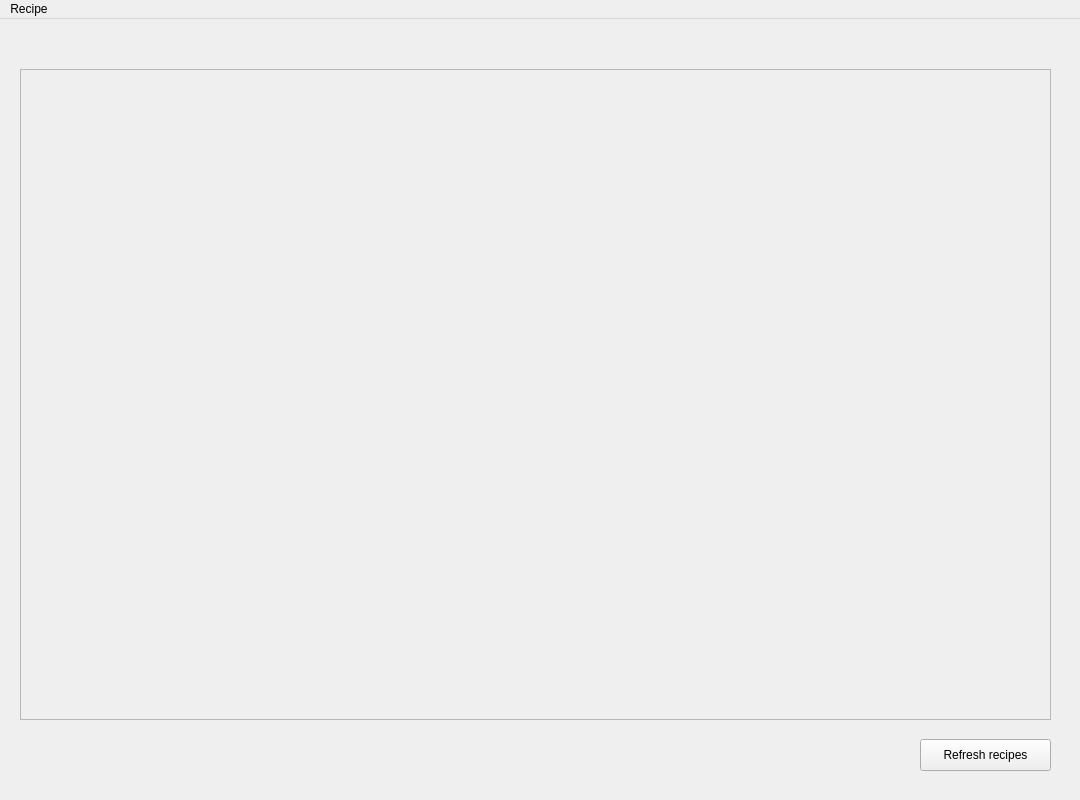
Above: qt/MainWindow.ui from Quentin-Gillet/qt-recipe-app before the change. Below: the same form after it.
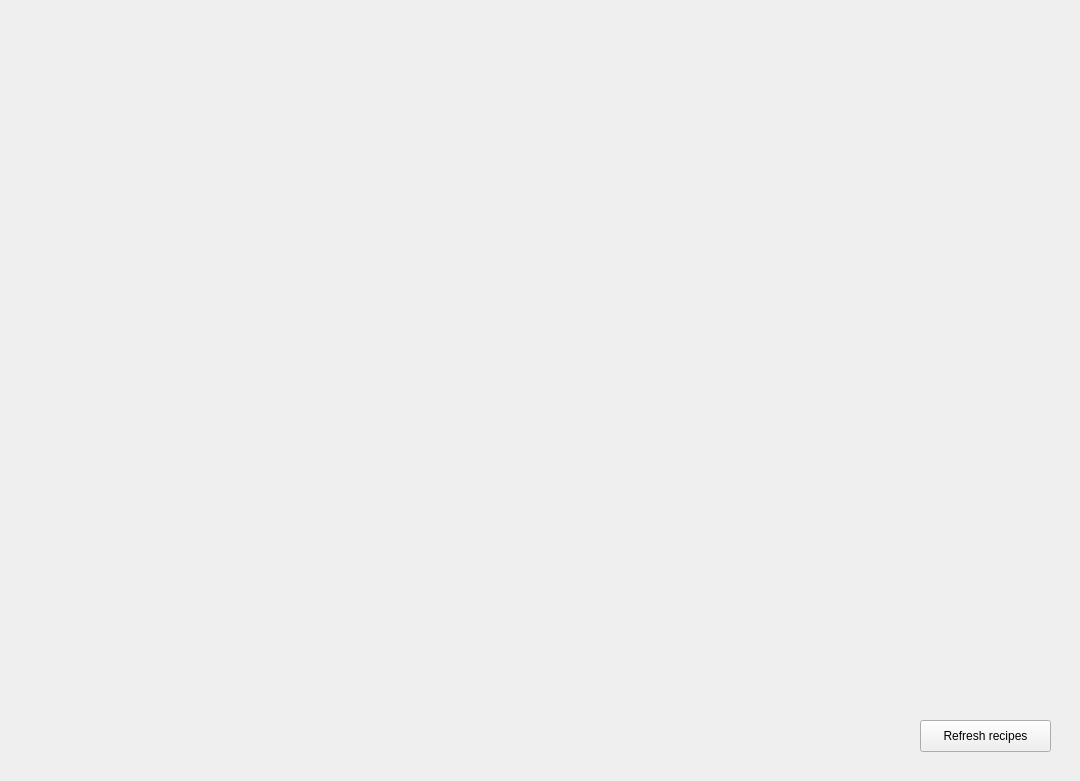
That is the form after the change.

Commit message: Minor improvements - Add scrollbar for recipe grid - Add shortcut for menu bar (and icons) - Block searching if no search - Fix search input not focus

The edit to the form file:
```diff
--- a/qt/MainWindow.ui
+++ b/qt/MainWindow.ui
@@ -7,29 +7,13 @@
     <x>0</x>
     <y>0</y>
     <width>1080</width>
-    <height>800</height>
+    <height>781</height>
    </rect>
   </property>
   <property name="windowTitle">
    <string>Cooking App</string>
   </property>
   <widget class="QWidget" name="centralwidget">
-   <widget class="QFrame" name="frame">
-    <property name="geometry">
-     <rect>
-      <x>20</x>
-      <y>50</y>
-      <width>1031</width>
-      <height>651</height>
-     </rect>
-    </property>
-    <property name="frameShape">
-     <enum>QFrame::StyledPanel</enum>
-    </property>
-    <property name="frameShadow">
-     <enum>QFrame::Raised</enum>
-    </property>
-   </widget>
    <widget class="QPushButton" name="refreshButton">
     <property name="geometry">
      <rect>
@@ -47,26 +31,6 @@
     </property>
    </widget>
   </widget>
-  <widget class="QMenuBar" name="menuBar">
-   <property name="geometry">
-    <rect>
-     <x>0</x>
-     <y>0</y>
-     <width>1080</width>
-     <height>42</height>
-    </rect>
-   </property>
-   <widget class="QMenu" name="menuRecipe">
-    <property name="title">
-     <string>Recipe</string>
-    </property>
-    <addaction name="actionSearch"/>
-    <addaction name="actionExplore"/>
-    <addaction name="separator"/>
-    <addaction name="actionFavourite"/>
-   </widget>
-   <addaction name="menuRecipe"/>
-  </widget>
   <action name="actionSearch">
    <property name="text">
     <string>Search</string>
```
Left out of the diff: 2 changed lines with no effect on the pictures. The commit also changes 10 other files.
